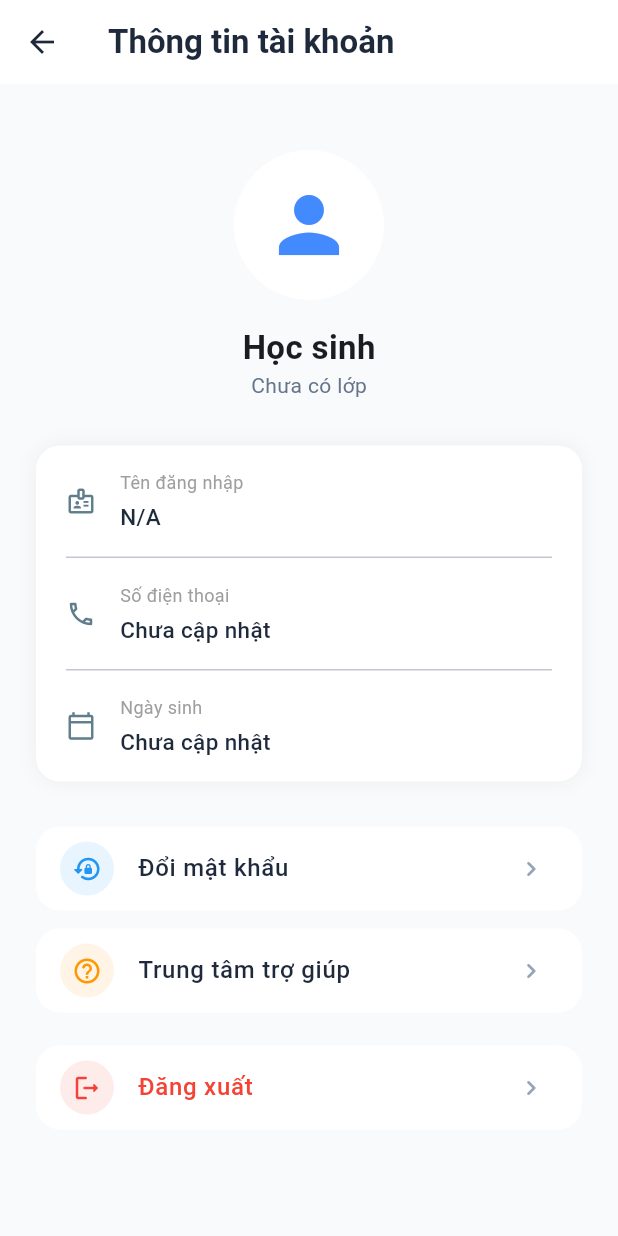
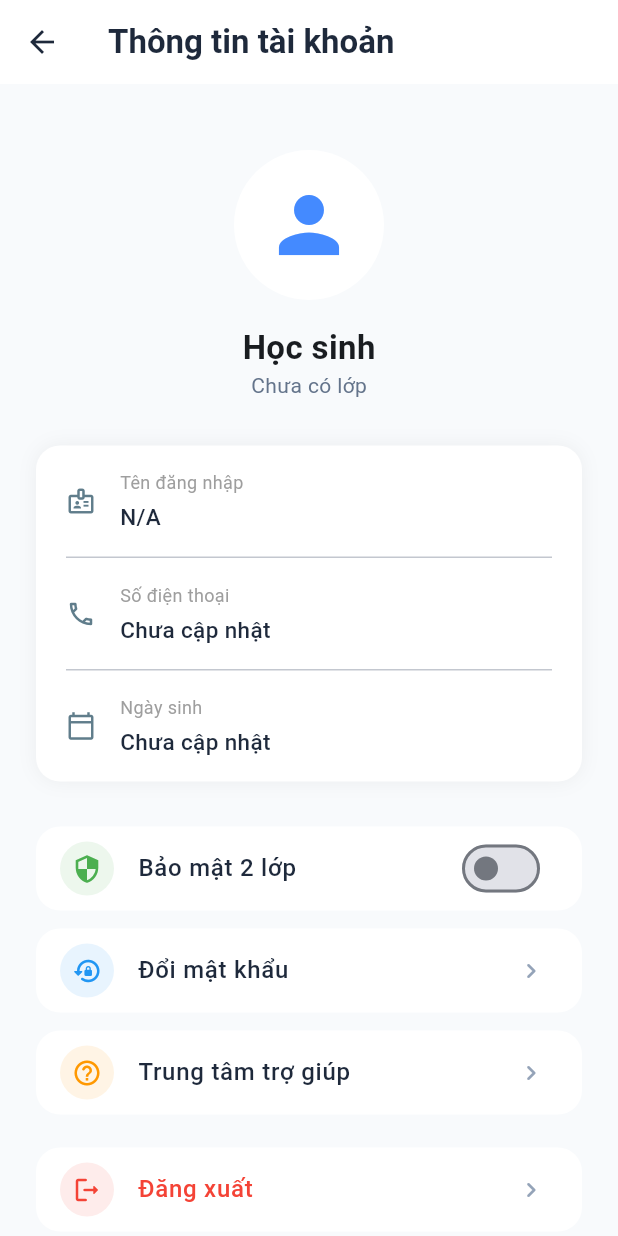
Before and after one commit to nhutcuongle/AppEnglish, a Flutter app: the StudentProfileTab screen opened directly, on a phone screen of 412 x 824 dp. Run offline on Flutter 3.47's test engine with Material 3 defaults, Android fonts, the phone set to English and light mode, and no system bars; our stand-ins replace audioplayers, file_picker, image_picker, just_audio, shared_preferences, shimmer and 3 more; missing offline and left inert: google_mlkit_text_recognition; accounts and stored records are empty; network calls fail.

Commit message:
chỉnh otp

```diff
--- a/mobile/lib/screens/student/student_profile_tab.dart
+++ b/mobile/lib/screens/student/student_profile_tab.dart
@@ -16,6 +16,7 @@ class _StudentProfileTabState extends State<StudentProfileTab> {
   Map<String, dynamic>? userData;
   String studentName = "Học sinh";
   String className = "Đang tải...";
+  bool is2FAEnabled = false;
 
   @override
   void initState() {
@@ -59,6 +60,23 @@ class _StudentProfileTabState extends State<StudentProfileTab> {
       }
     } else {
       className = "Chưa có lớp";
+    }
+
+    is2FAEnabled = userData!['is2FAEnabled'] ?? false;
+  }
+
+  Future<void> _toggle2FA(bool value) async {
+    final  previousValue = is2FAEnabled;
+    setState(() => is2FAEnabled = value);
+
+    final result = await ApiService.toggle2FA(value);
+
+    if (result['error'] != null) {
+      if (!mounted) return;
+      setState(() => is2FAEnabled = previousValue);
+      ScaffoldMessenger.of(context).showSnackBar(
+        SnackBar(content: Text(result['error']), backgroundColor: Colors.red),
+      );
     }
   }
 
@@ -199,6 +217,7 @@ class _StudentProfileTabState extends State<StudentProfileTab> {
                    const SizedBox(height: 30),
                 ],
 
+                _buildSwitchOption(Icons.security, 'Bảo mật 2 lớp', Colors.green, is2FAEnabled, _toggle2FA),
                 _buildOption(Icons.lock_reset_rounded, 'Đổi mật khẩu', Colors.blue, onTap: _showChangePasswordFeature),
                 _buildOption(Icons.help_outline_rounded, 'Trung tâm trợ giúp', Colors.orange, onTap: () {}),
                 // "Về ứng dụng" removed per request
@@ -272,4 +291,24 @@ class _StudentProfileTabState extends State<StudentProfileTab> {
       ),
     );
   }
+
+  Widget _buildSwitchOption(IconData icon, String title, Color color, bool value, Function(bool) onChanged) {
+    return Container(
+      margin: const EdgeInsets.only(bottom: 12),
+      decoration: BoxDecoration(color: Colors.white, borderRadius: BorderRadius.circular(16)),
+      child: ListTile(
+        leading: Container(
+          padding: const EdgeInsets.all(8),
+          decoration: BoxDecoration(color: color.withOpacity(0.1), shape: BoxShape.circle),
+          child: Icon(icon, color: color, size: 20),
+        ),
+        title: Text(title, style: const TextStyle(fontWeight: FontWeight.w500, color: Color(0xFF1E293B))),
+        trailing: Switch(
+          value: value,
+          onChanged: onChanged,
+          activeColor: Colors.blue,
+        ),
+      ),
+    );
+  }
 }
```
Also changed, not shown: mobile/lib/screens/login_screen.dart (+78 -4 lines), mobile/lib/services/api_service.dart (+30 -0 lines), 2 other files.
